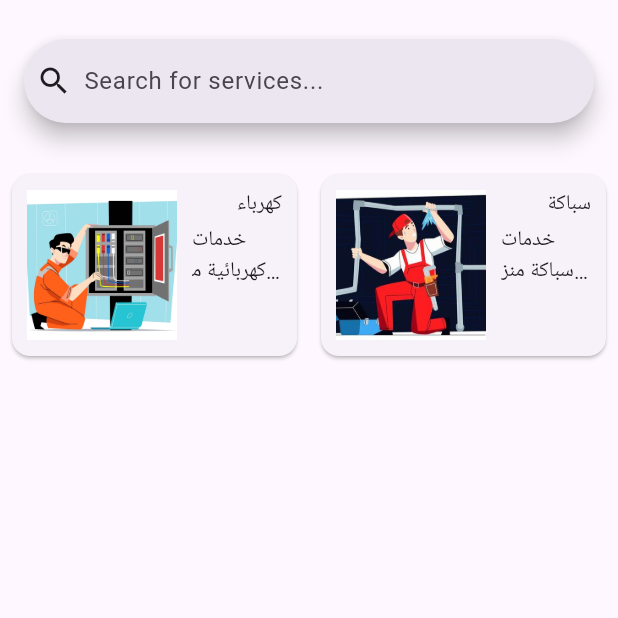
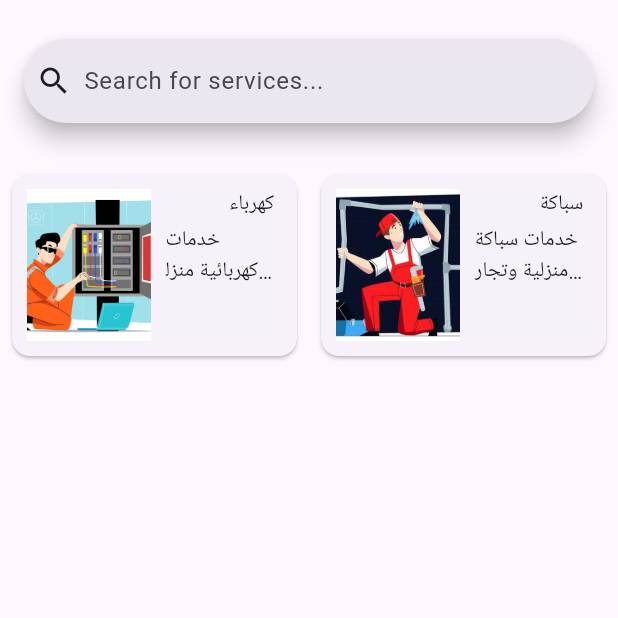
Before and after one commit to 5asul/serviceApp1, a Flutter app: the HomePage screen opened by its route, on a phone screen of 412 x 824 dp, the top half of it. Run offline on Flutter 3.47's test engine with Material 3 defaults, Android fonts, the phone set to English and light mode, and no system bars; our stand-ins replace awesome_dialog, curved_navigation_bar, flutter_animate, page_transition, shared_preferences and 1 more; missing offline and left inert: arabic_font, board_datetime_picker, dart:ffi; accounts and stored records are empty.

Commit message:
last change at 18/5/2024 morning

```diff
--- a/lib/continerPage.dart
+++ b/lib/continerPage.dart
@@ -177,6 +177,7 @@ class _ServiceItemState extends State<ServiceItem> {
 
   @override
   Widget build(BuildContext context) {
+    var screenSize = MediaQuery.of(context).size;
     return InkWell(
       onTap: ()=>null,
       onHover: (hovering){
@@ -199,8 +200,8 @@ class _ServiceItemState extends State<ServiceItem> {
             child: Row(
               children: [
                 Container(
-                  width: 100.0,
-                  height: 100.0,
+                  width: screenSize.width * 0.20,
+                  height: screenSize.height * 0.20,
                   child: Image.asset(widget.service.imagePath,
                   fit: BoxFit.cover,
                   ),
@@ -213,7 +214,7 @@ class _ServiceItemState extends State<ServiceItem> {
                     Text(
                       widget.service.name,
                       style: ArabicTextStyle(arabicFont: ArabicFont.arefRuqaa,
-                      fontSize: 15.0),
+                      fontSize: screenSize.width*0.05),
 
                       overflow: TextOverflow.ellipsis,
 
@@ -222,11 +223,11 @@ class _ServiceItemState extends State<ServiceItem> {
                     Container(
                       padding: EdgeInsets.only(left: 10.0),
                       alignment: AlignmentDirectional.centerEnd,
-                      width: 70.0,
+                      width: screenSize.width*0.20,
                       child: Text(
                         widget.service.description,
                         style: ArabicTextStyle(arabicFont: ArabicFont.amiri,
-                        fontSize: 12.0),
+                        fontSize: screenSize.width*0.05),
                         overflow: TextOverflow.ellipsis,
                         maxLines: 2,
                       ),
--- a/lib/costum/custom_card.dart
+++ b/lib/costum/custom_card.dart
@@ -9,11 +9,12 @@ class CustomCard extends StatelessWidget {
   const CustomCard({super.key, required this.time, required this.srevice_name, required this.id, this.user_id, this.ontap, });
   @override
   Widget build(BuildContext context) {
+    var screenSize = MediaQuery.of(context).size;
     return InkWell(
       onTap: ontap,
       child: Container(
         margin: EdgeInsets.all(10.0),
-        height: 100.0,
+        height: screenSize.height * 0.15,
         decoration: BoxDecoration(
           color: Colors.white,
           borderRadius: BorderRadius.all(Radius.circular(10.0)),
@@ -27,7 +28,7 @@ class CustomCard extends StatelessWidget {
 
 
                 Text("oderer $id",style: TextStyle(
-                  fontSize: 30.0
+                  fontSize: screenSize.width*0.05,
                 ) ,
                 ),
                 Text("$srevice_name"),
--- a/lib/signUp.dart
+++ b/lib/signUp.dart
@@ -43,7 +43,7 @@ class _SignUpState extends State<SignUp> with Crud {
       try {
         int response = await sqlDb.insertData("INSERT INTO 'users' ('username', 'email', 'password') VALUES ('${username.text}', '${email.text}', '${password.text}')");
         if (response > 0) {
-          Navigator.of(context).pushNamedAndRemoveUntil('container', (route) => false);
+          Navigator.of(context).pushNamedAndRemoveUntil('login', (route) => false);
         } else {
           // Handle signup failure gracefully (e.g., display an error message)
           print("Signup failed"); // Assuming 'message' is in response
```
